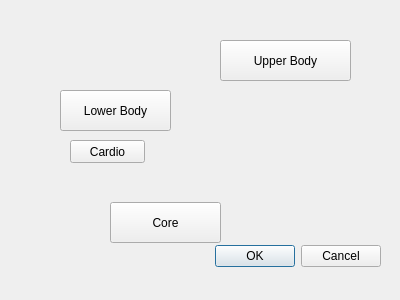
Old version of the form QtWorkoutSelectionWindow.ui in the repository Nicholas-LeBoeuf/WorkoutAppFinal.
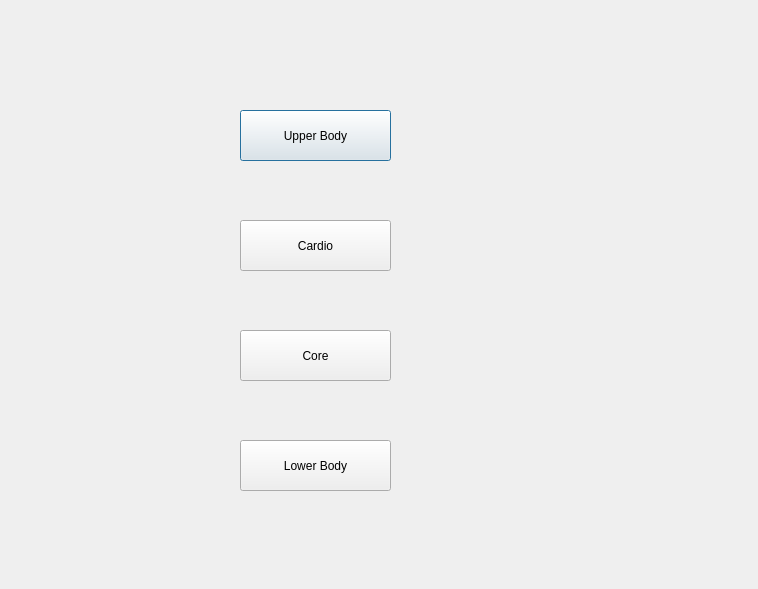
New version of the form. Icons and pictures are not drawn.

Commit message: Added the gym dude to the window, as well as lined up the push buttons in the correct spots.

```diff
--- a/QtWorkoutSelectionWindow.ui
+++ b/QtWorkoutSelectionWindow.ui
@@ -6,8 +6,8 @@
    <rect>
     <x>0</x>
     <y>0</y>
-    <width>400</width>
-    <height>300</height>
+    <width>758</width>
+    <height>589</height>
    </rect>
   </property>
   <property name="windowTitle">
@@ -17,29 +17,16 @@
    <string notr="true">QDialog {border-image: url(:/gymBackground);}
 QLabel { background: transparent; }</string>
   </property>
-  <widget class="QDialogButtonBox" name="okCancelButton">
-   <property name="geometry">
-    <rect>
-     <x>40</x>
-     <y>240</y>
-     <width>341</width>
-     <height>32</height>
-    </rect>
-   </property>
-   <property name="orientation">
-    <enum>Qt::Horizontal</enum>
-   </property>
-   <property name="standardButtons">
-    <set>QDialogButtonBox::Cancel|QDialogButtonBox::Ok</set>
-   </property>
-  </widget>
+  <property name="modal">
+   <bool>false</bool>
+  </property>
   <widget class="QPushButton" name="upperBodyPushButton">
    <property name="geometry">
     <rect>
-     <x>220</x>
-     <y>40</y>
-     <width>131</width>
-     <height>41</height>
+     <x>240</x>
+     <y>110</y>
+     <width>151</width>
+     <height>51</height>
     </rect>
    </property>
    <property name="text">
@@ -49,10 +36,10 @@
   <widget class="QPushButton" name="lowerBodyPushButton">
    <property name="geometry">
     <rect>
-     <x>60</x>
-     <y>90</y>
-     <width>111</width>
-     <height>41</height>
+     <x>240</x>
+     <y>440</y>
+     <width>151</width>
+     <height>51</height>
     </rect>
    </property>
    <property name="text">
@@ -62,10 +49,10 @@
   <widget class="QPushButton" name="corePushButton">
    <property name="geometry">
     <rect>
-     <x>110</x>
-     <y>202</y>
-     <width>111</width>
-     <height>41</height>
+     <x>240</x>
+     <y>330</y>
+     <width>151</width>
+     <height>51</height>
     </rect>
    </property>
    <property name="text">
@@ -75,16 +62,41 @@
   <widget class="QPushButton" name="cardioPushButton">
    <property name="geometry">
     <rect>
-     <x>70</x>
-     <y>140</y>
-     <width>75</width>
-     <height>23</height>
+     <x>240</x>
+     <y>220</y>
+     <width>151</width>
+     <height>51</height>
     </rect>
    </property>
    <property name="text">
     <string>Cardio</string>
    </property>
   </widget>
+  <widget class="QLabel" name="gymDude">
+   <property name="geometry">
+    <rect>
+     <x>400</x>
+     <y>80</y>
+     <width>351</width>
+     <height>431</height>
+    </rect>
+   </property>
+   <property name="styleSheet">
+    <string notr="true"/>
+   </property>
+   <property name="text">
+    <string/>
+   </property>
+   <property name="pixmap">
+    <pixmap resource="QtStarterResources.qrc">:/gymDude</pixmap>
+   </property>
+   <property name="scaledContents">
+    <bool>true</bool>
+   </property>
+   <property name="wordWrap">
+    <bool>true</bool>
+   </property>
+  </widget>
  </widget>
  <resources/>
  <connections>
```
Left out of the diff: 39 changed lines with no effect on the pictures. The commit also changes 2 other files.
